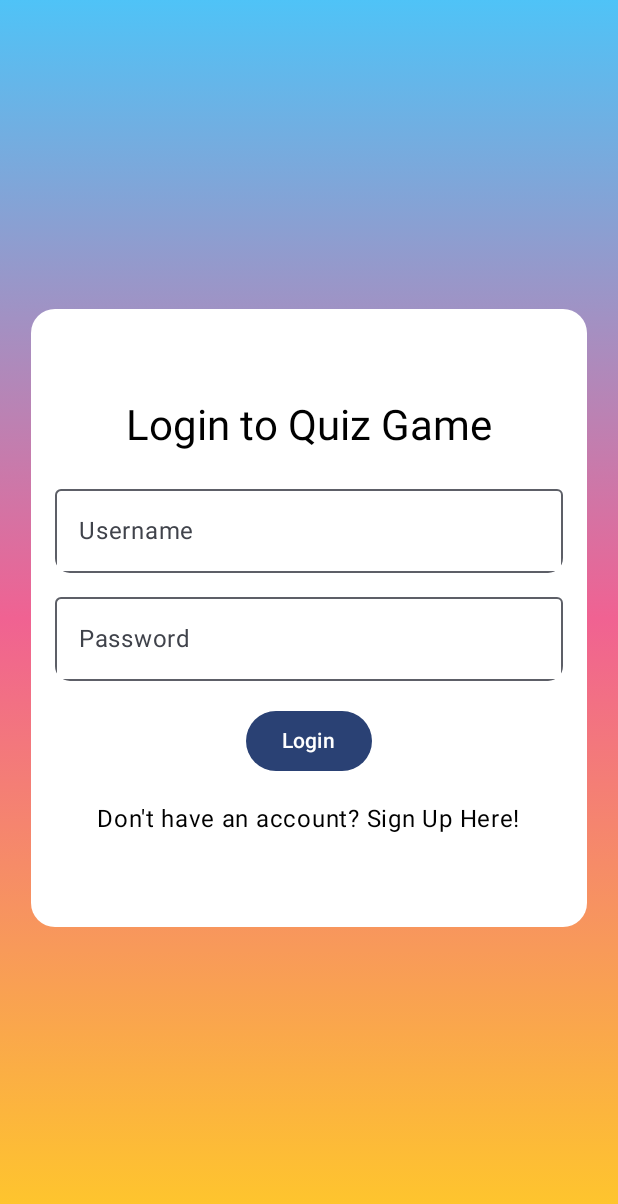
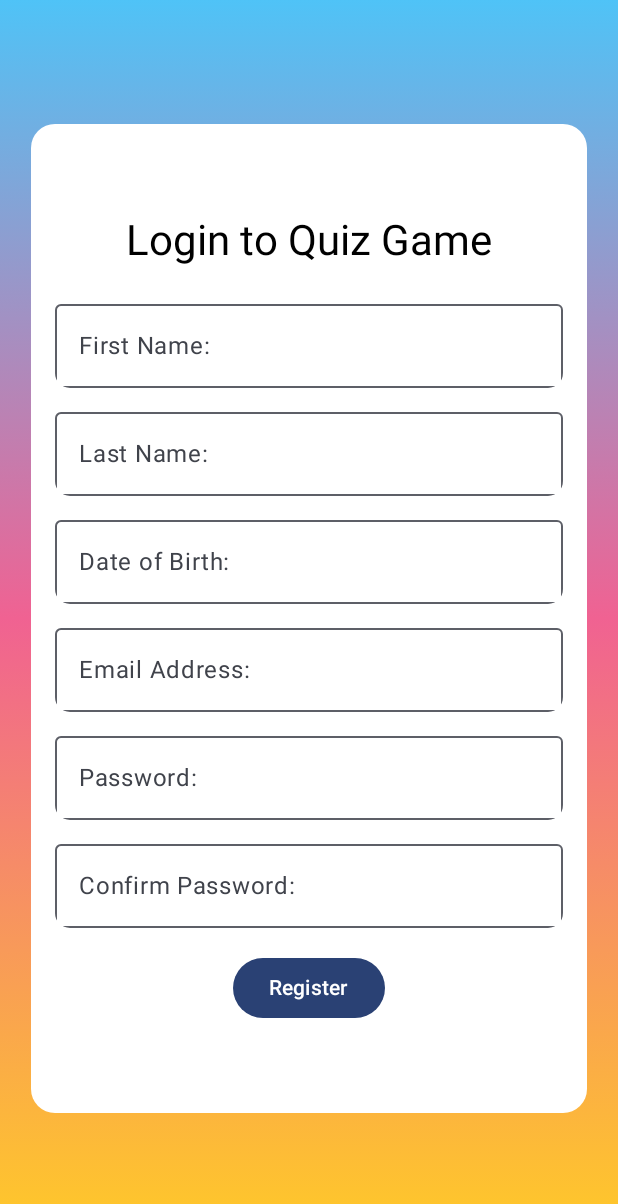
Before and after one commit to Jessalynnic/Quiz_Game, an Android app built with Jetpack Compose: the screen it shows after launch (LoginActivity), after a tap on "Don't have an account? Sign Up Here!", on a phone screen of 412 x 824 dp. Shown: the top 1204 px of the screen. Run offline under Robolectric (Android 15) with nearby library versions, the phone set to English and light mode, and no system bars.

Commit message:
Fixed keyboard view and added imePadding and scrolling when keyboard is present

```diff
--- a/app/build.gradle.kts
+++ b/app/build.gradle.kts
@@ -68,4 +68,6 @@ dependencies {
     androidTestImplementation(libs.androidx.ui.test.junit4)
     debugImplementation(libs.androidx.ui.tooling)
     debugImplementation(libs.androidx.ui.test.manifest)
+    implementation(kotlin("script-runtime"))
+    implementation(libs.accompanist.insets)
 }
--- a/app/src/main/java/com/example/bcs371_full_quiz_game/LoginActivity.kt
+++ b/app/src/main/java/com/example/bcs371_full_quiz_game/LoginActivity.kt
@@ -9,6 +9,7 @@ import androidx.navigation.compose.NavHost
 import androidx.navigation.compose.composable
 import androidx.navigation.compose.rememberNavController
 import com.example.bcs371_full_quiz_game.ui.LoginScreen
+import com.example.bcs371_full_quiz_game.ui.RegisterScreen
 import com.example.bcs371_full_quiz_game.ui.theme.BCS371_Full_Quiz_GameTheme
 
 class LoginActivity : ComponentActivity() {
@@ -30,8 +31,8 @@ fun LoginNavigation() {
         composable("login_screen") {
             LoginScreen(navController = navController)
         }
-//        composable("register_screen") {
-//            RegisterScreen(navController = navController)
-//        }
+        composable("register_screen") {
+            RegisterScreen(navController = navController)
+        }
     }
 }
--- /dev/null
+++ b/app/src/main/java/com/example/bcs371_full_quiz_game/ui/RegisterScreen.kt
@@ -0,0 +1,148 @@
+package com.example.bcs371_full_quiz_game.ui
+
+import androidx.compose.foundation.background
+import androidx.compose.foundation.layout.Arrangement
+import androidx.compose.foundation.layout.Box
+import androidx.compose.foundation.layout.Column
+import androidx.compose.foundation.layout.Spacer
+import androidx.compose.foundation.layout.fillMaxHeight
+import androidx.compose.foundation.layout.fillMaxSize
+import androidx.compose.foundation.layout.fillMaxWidth
+import androidx.compose.foundation.layout.height
+import androidx.compose.foundation.layout.imePadding
+import androidx.compose.foundation.layout.padding
+import androidx.compose.foundation.rememberScrollState
+import androidx.compose.foundation.shape.RoundedCornerShape
+import androidx.compose.foundation.verticalScroll
+import androidx.compose.material3.Button
+import androidx.compose.material3.MaterialTheme
+import androidx.compose.material3.OutlinedTextField
+import androidx.compose.material3.Text
+import androidx.compose.runtime.Composable
+import androidx.compose.runtime.getValue
+import androidx.compose.runtime.mutableStateOf
+import androidx.compose.runtime.remember
+import androidx.compose.runtime.setValue
+import androidx.compose.ui.Alignment
+import androidx.compose.ui.Modifier
+import androidx.compose.ui.draw.clip
+import androidx.compose.ui.graphics.Brush
+import androidx.compose.ui.graphics.Color
+import androidx.compose.ui.text.input.PasswordVisualTransformation
+import androidx.compose.ui.unit.dp
+import androidx.navigation.NavController
+
+@Composable
+fun RegisterScreen(navController: NavController) {
+
+    Box(
+        modifier = Modifier
+            .fillMaxSize()
+            .background(
+                brush = Brush.verticalGradient(
+                    colors = listOf(
+                        Color(0xFF4FC3F7),  // Sky blue
+                        Color(0xFFF06292),  // Pink
+                        Color(0xFFFFCA28)   // Yellow-orange
+                    )
+                )
+            )
+            .imePadding(),
+        contentAlignment = Alignment.Center
+    ) {
+        Column(
+            horizontalAlignment = Alignment.CenterHorizontally,
+            verticalArrangement = Arrangement.Center,
+            modifier = Modifier
+                .fillMaxWidth(0.9f)        // Set the width to 90% of the Box
+                .fillMaxHeight(0.8f)       // Set the height to 80% of the Box
+                .clip(RoundedCornerShape(16.dp))
+                .background(Color.White)
+                .padding(16.dp)
+                .verticalScroll(rememberScrollState()),
+        ) {
+            Text("Login to Quiz Game", style = MaterialTheme.typography.headlineMedium)
+            Spacer(modifier = Modifier.height(16.dp))
+
+            var firstName by remember { mutableStateOf("") }
+            var lastName by remember { mutableStateOf("") }
+            var dob by remember { mutableStateOf("") }
+            var email by remember { mutableStateOf("") }
+            var password by remember { mutableStateOf("") }
+            var confirmPass by remember { mutableStateOf("") }
+
+            // Login fields
+            OutlinedTextField(
+                value = firstName,
+                onValueChange = { firstName = it },
+                label = { Text("First Name: ") },
+                modifier = Modifier
+                    .fillMaxWidth()
+                    .clip(RoundedCornerShape(10.dp))
+            )
+            Spacer(modifier = Modifier.height(8.dp))
+
+            OutlinedTextField(
+                value = lastName,
+                onValueChange = { lastName = it },
+                label = { Text("Last Name: ") },
+                modifier = Modifier
+                    .fillMaxWidth()
+                    .clip(RoundedCornerShape(10.dp))
+            )
+            Spacer(modifier = Modifier.height(8.dp))
+
+            OutlinedTextField(
+                value = dob,
+                onValueChange = { dob = it },
+                label = { Text("Date of Birth: ") },
+                modifier = Modifier
+                    .fillMaxWidth()
+                    .clip(RoundedCornerShape(10.dp))
+            )
+            Spacer(modifier = Modifier.height(8.dp))
+
+            OutlinedTextField(
+                value = email,
+                onValueChange = { email = it },
+                label = { Text("Email Address: ") },
+                modifier = Modifier
+                    .fillMaxWidth()
+                    .clip(RoundedCornerShape(10.dp))
+            )
+            Spacer(modifier = Modifier.height(8.dp))
+
+            OutlinedTextField(
+                value = password,
+                onValueChange = { password = it },
+                label = { Text("Password: ") },
+                visualTransformation = PasswordVisualTransformation(),
+                modifier = Modifier
+                    .fillMaxWidth()
+                    .clip(RoundedCornerShape(10.dp))
+            )
+            Spacer(modifier = Modifier.height(8.dp))
+
+            OutlinedTextField(
+                value = confirmPass,
+                onValueChange = { confirmPass = it },
+                label = { Text("Confirm Password: ") },
+                visualTransformation = PasswordVisualTransformation(),
+                modifier = Modifier
+                    .fillMaxWidth()
+                    .clip(RoundedCornerShape(10.dp))
+            )
+
+            Spacer(modifier = Modifier.height(16.dp))
+
+            Button(onClick = {
+                // After successful login
+                //navController.context.startActivity(Intent(navController.context, QuizActivity::class.java))
+                //(navController.context as? Activity)?.finish()
+            }) {
+                Text("Register")
+            }
+
+        }
+    }
+}
--- a/gradle/libs.versions.toml
+++ b/gradle/libs.versions.toml
@@ -1,4 +1,5 @@
 [versions]
+accompanistInsets = "0.28.0"
 agp = "8.6.0"
 kotlin = "1.9.0"
 coreKtx = "1.13.1"
@@ -12,6 +13,7 @@ navigationCompose = "2.8.3"
 appcompat = "1.7.0"
 
 [libraries]
+accompanist-insets = { module = "com.google.accompanist:accompanist-insets", version.ref = "accompanistInsets" }
 androidx-core-ktx = { group = "androidx.core", name = "core-ktx", version.ref = "coreKtx" }
 junit = { group = "junit", name = "junit", version.ref = "junit" }
 androidx-junit = { group = "androidx.test.ext", name = "junit", version.ref = "junitVersion" }
```
